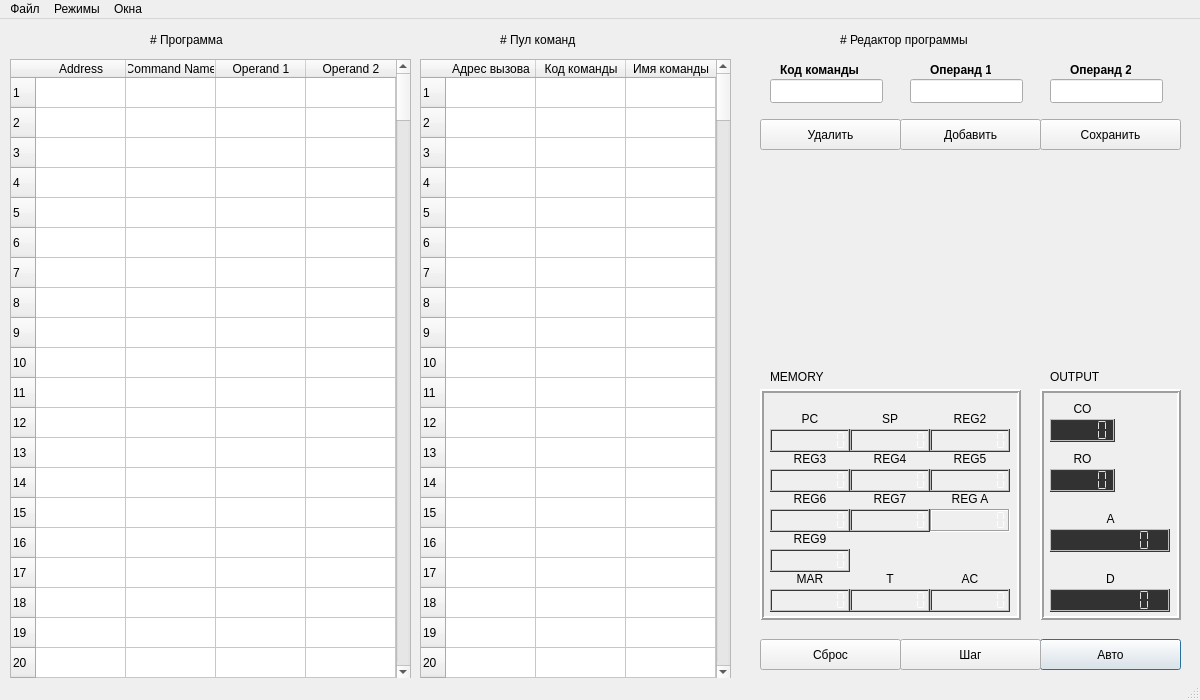
Before: the Qt Designer form MT589/commandmodewindow.ui in lagovsp/mt589-simulator-program, drawn with Qt 5.
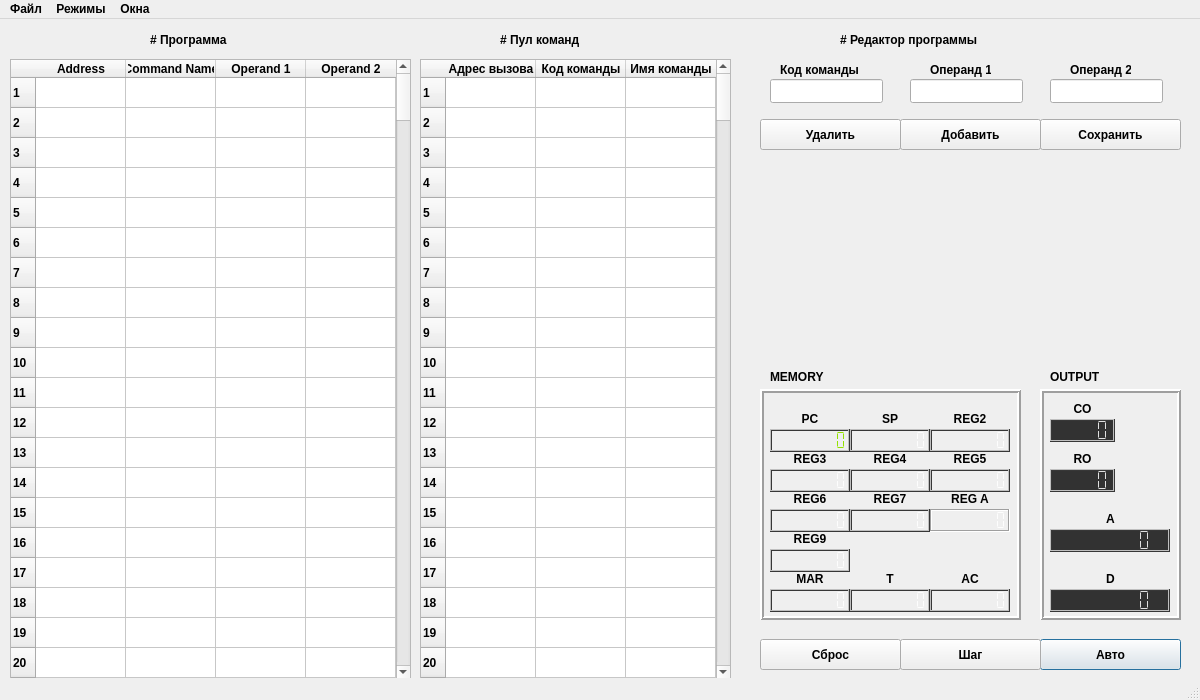
After: the same form once the commit is applied.

```diff
--- a/MT589/commandmodewindow.ui
+++ b/MT589/commandmodewindow.ui
@@ -22,6 +22,11 @@
     <height>700</height>
    </size>
   </property>
+  <property name="font">
+   <font>
+    <bold>true</bold>
+   </font>
+  </property>
   <property name="windowTitle">
    <string>MT589 (Command mode)</string>
   </property>
@@ -5677,6 +5682,7 @@
      </property>
      <property name="font">
       <font>
+       <bold>true</bold>
        <stylestrategy>PreferDefault</stylestrategy>
       </font>
      </property>
@@ -6329,8 +6335,8 @@
         <colorrole role="WindowText">
          <brush brushstyle="SolidPattern">
           <color alpha="255">
-           <red>4</red>
-           <green>255</green>
+           <red>147</red>
+           <green>226</green>
            <blue>0</blue>
           </color>
          </brush>
@@ -6519,10 +6525,10 @@
        <inactive>
         <colorrole role="WindowText">
          <brush brushstyle="SolidPattern">
-          <color alpha="216">
-           <red>255</red>
-           <green>255</green>
-           <blue>255</blue>
+          <color alpha="255">
+           <red>147</red>
+           <green>226</green>
+           <blue>0</blue>
           </color>
          </brush>
         </colorrole>
@@ -6900,6 +6906,11 @@
        </disabled>
       </palette>
      </property>
+     <property name="font">
+      <font>
+       <bold>true</bold>
+      </font>
+     </property>
      <property name="layoutDirection">
       <enum>Qt::LeftToRight</enum>
      </property>
```
